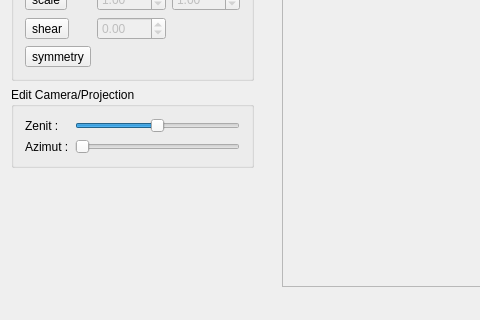
borispalacka/ModelViewer, file ModelViewer.ui: the form before one commit; both pictures show x 0 to 480 and y 582 to 902 of the 1243 by 902 pixel window.
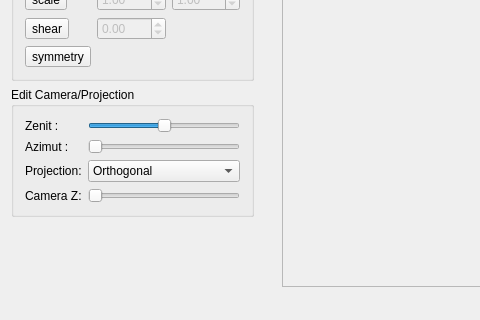
The form after the commit.

Commit message: IMPLEMENTED: method for perspective projection , also implemented uifor changing Z coord of camera

Patch:
```diff
--- a/ModelViewer.ui
+++ b/ModelViewer.ui
@@ -426,6 +426,13 @@
         <string>Edit Camera/Projection</string>
        </property>
        <layout class="QGridLayout" name="gridLayout_2">
+        <item row="2" column="0">
+         <widget class="QLabel" name="label_7">
+          <property name="text">
+           <string>Projection:</string>
+          </property>
+         </widget>
+        </item>
         <item row="0" column="0">
          <widget class="QLabel" name="label_5">
           <property name="text">
@@ -433,6 +440,20 @@
           </property>
          </widget>
         </item>
+        <item row="2" column="1">
+         <widget class="QComboBox" name="comboBoxProjectionType">
+          <item>
+           <property name="text">
+            <string>Orthogonal</string>
+           </property>
+          </item>
+          <item>
+           <property name="text">
+            <string>Perspective</string>
+           </property>
+          </item>
+         </widget>
+        </item>
         <item row="1" column="0">
          <widget class="QLabel" name="label_6">
           <property name="text">
@@ -463,6 +484,29 @@
           </property>
          </widget>
         </item>
+        <item row="3" column="1">
+         <widget class="QSlider" name="horizontalSliderCameraCoordZ">
+          <property name="enabled">
+           <bool>false</bool>
+          </property>
+          <property name="minimum">
+           <number>250</number>
+          </property>
+          <property name="maximum">
+           <number>2000</number>
+          </property>
+          <property name="orientation">
+           <enum>Qt::Horizontal</enum>
+          </property>
+         </widget>
+        </item>
+        <item row="3" column="0">
+         <widget class="QLabel" name="label_8">
+          <property name="text">
+           <string>Camera Z:</string>
+          </property>
+         </widget>
+        </item>
        </layout>
       </widget>
      </item>
```
The commit also changes 4 other files.
